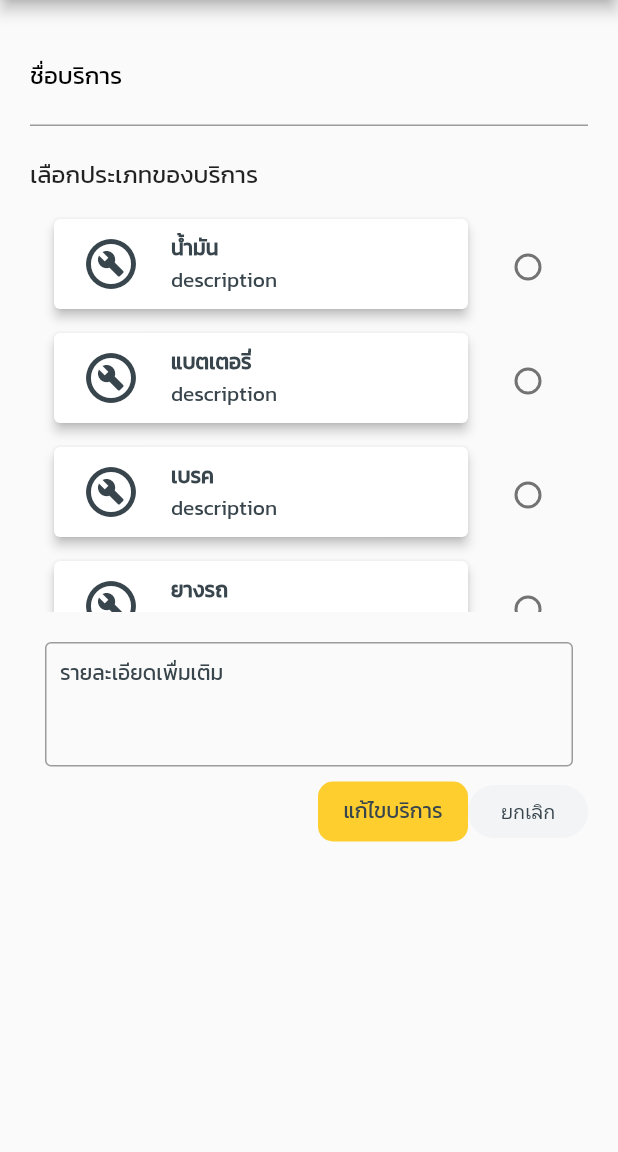
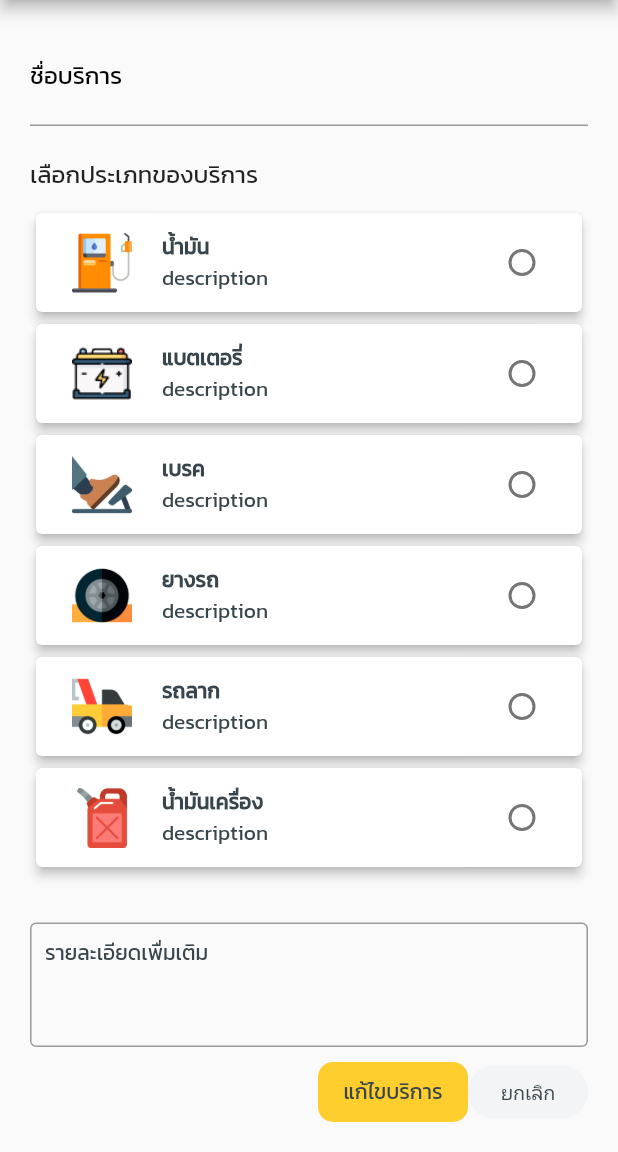
Before and after one commit to jukr3410/RodSiaGarage, a Flutter app: the EditServiceScreen screen opened directly with empty values, on a phone screen of 412 x 824 dp, the part 84-1236 px from its top. Run offline on Flutter 3.47's test engine with Material 2 defaults, Android fonts, the phone set to English and light mode, and no system bars; drawn by our look-alikes of getwidget; our stand-ins replace bloc, cached_network_image, carousel_slider, equatable, fancy_bottom_navigation, flutter_bloc and 8 more; missing offline and left inert: direct_select, fswitch, sms_otp_auto_verify; network calls fail; statements that could not run were skipped.

Commit message:
update list service and edit profile

```diff
--- a/lib/constants.dart
+++ b/lib/constants.dart
@@ -26,6 +26,8 @@ const TRACKING_REQUEST_ROUTE = "/tracking";
 const HOMEPAGE_ROUTE = "/homepage";
 const PROFILE_ROUTE = "/profile";
 const RECAP_DETAIL_REQUREST_ROUTE = '/recap_detail_request';
+const EDITPROFILE_ROUTE = '/edit-profile';
+
 // font size
 const fontSizeLarge = 20.0;
 const fontSizeSemiLarge = 18.0;
--- a/lib/garage_manage_feature/widgets/editService.dart
+++ b/lib/garage_manage_feature/widgets/editService.dart
@@ -8,6 +8,7 @@ import 'package:rodsiagarage/core/models/request_service_model.dart';
 import 'package:rodsiagarage/core/models/service_model.dart';
 import 'package:rodsiagarage/core/models/service_type_model.dart';
 import 'package:rodsiagarage/garage_manage_feature/bloc/service_bloc.dart';
+import 'package:rodsiagarage/global_widgets/alertPopupYesNo.dart';
 import 'package:rodsiagarage/global_widgets/hexTocolor.dart';
 import 'package:rodsiagarage/main.dart';
 import 'package:top_snackbar_flutter/custom_snack_bar.dart';
@@ -78,6 +79,11 @@ class _EditServiceScreenState extends State<EditServiceScreen> {
         );
       }
     }, builder: (context, state) {
+      for (var i = 0; i < serviceTypeName.length; i++) {
+        if (serviceTypeName[i] == widget.service.serviceType) {
+          val = i;
+        }
+      }
       return Padding(
           padding: EdgeInsets.all(defualtPaddingMedium),
           child: Form(
@@ -86,12 +92,16 @@ class _EditServiceScreenState extends State<EditServiceScreen> {
                 Container(
                     child: TextFormField(
                   focusNode: myFocusNode,
-                  initialValue: '',
+                  initialValue: widget.service.name,
                   cursorColor: textColorBlack,
                   //style: Theme.of(context).textTheme.headline5,
                   decoration: InputDecoration(
                       hoverColor: primaryColor,
-                      hintText: 'ชื่อบริการ',
+                      hintText: widget.service.name,
+                      hintStyle: TextStyle(
+                          color: myFocusNode.hasFocus
+                              ? textColorBlack
+                              : Colors.black),
                       labelText: 'ชื่อบริการ',
                       labelStyle: TextStyle(
                           color: myFocusNode.hasFocus
@@ -116,13 +126,17 @@ class _EditServiceScreenState extends State<EditServiceScreen> {
                 SizedBox(
                   height: 10,
                 ),
-                Container(
-                  height: 270,
+                Expanded(
                   child: ListView.builder(
                       itemCount: mockupServiceType.length,
                       itemBuilder: (context, index) {
-                        return ListTile(
-                          title: _makeCardWidget(mockupServiceType[index]),
+                        return Card(
+                          elevation: 3,
+                          // margin: new EdgeInsets.symmetric(vertical: 4.0),
+                          color: cardColor,
+                          child: ListTile(
+                            title: _makeCardWidget(
+                                mockupServiceType[index], index),
                             trailing: Radio(
                                 activeColor: primaryColor,
                                 value: index,
@@ -134,15 +148,14 @@ class _EditServiceScreenState extends State<EditServiceScreen> {
                                     logger.d(_serviceType.name);
                                   });
                                 }),
+                          ),
                         );
                       }),
                 ),
                 SizedBox(
-                  height: 10,
+                  height: 20,
                 ),
-                Padding(
-                  padding: const EdgeInsets.all(defualtPaddingLow),
-                  child: TextFormField(
+                TextFormField(
                   cursorColor: primaryColor,
                   scrollPadding: EdgeInsets.only(top: 10),
                   maxLines: 3,
@@ -157,13 +170,14 @@ class _EditServiceScreenState extends State<EditServiceScreen> {
                       ),
                       labelText: 'รายละเอียดเพื่มเติม',
                       alignLabelWithHint: true,
+                      // hintText: widget.service.description,
                       fillColor: Colors.red,
                       contentPadding: EdgeInsets.all(defualtPaddingLow),
                       labelStyle: TextStyle(
                           fontSize: fontSizeLow, color: textColorBlack),
                       border: OutlineInputBorder(
-                          borderSide: BorderSide(
-                              color: hexToColor('#C4C4C4'), width: 0),
+                        borderSide:
+                            BorderSide(color: hexToColor('#C4C4C4'), width: 0),
                       )),
                   onChanged: (val) {
                     _service.description = val;
@@ -174,6 +188,8 @@ class _EditServiceScreenState extends State<EditServiceScreen> {
                     }
                   },
                 ),
+                SizedBox(
+                  height: 10,
                 ),
                 Row(
                   mainAxisAlignment: MainAxisAlignment.end,
@@ -190,8 +206,7 @@ class _EditServiceScreenState extends State<EditServiceScreen> {
                           style: TextStyle(color: textColorBlack),
                         ),
                         onPressed: () {
-                          logger.d("${_service.name}");
-                          _serviceBloc.add(ServiceAdd(_service));
+                          _navigateAndDisplayEdit(context);
                         },
                       ),
                     ),
@@ -210,33 +225,29 @@ class _EditServiceScreenState extends State<EditServiceScreen> {
     }));
   }
 
-  _makeCardWidget(ServiceType serviceType) {
+  _makeCardWidget(ServiceType serviceT, int index) {
     return GestureDetector(
-      child: Card(
-        elevation: 3,
-        margin: new EdgeInsets.symmetric(vertical: 4.0),
-        color: cardColor,
       child: Row(
         crossAxisAlignment: CrossAxisAlignment.center,
         children: [
           Padding(
-              padding: const EdgeInsets.only(left: 8.0),
-              child: SizedBox(
-                height: 60,
-                width: 60,
-                child: Icon(Icons.build_circle_outlined,
-                    size: 40, color: iconColorBlack),
+            padding: const EdgeInsets.only(left: 8.0, right: 10),
+            child: Image.asset(
+              tImageAsset(serviceType[index].toString()),
+              width: 40,
             ),
           ),
           Flexible(
               child: Padding(
-              padding:
-                  const EdgeInsets.symmetric(horizontal: 10.0, vertical: 8),
+            padding: const EdgeInsets.symmetric(horizontal: 10.0, vertical: 8),
             child: Column(
               crossAxisAlignment: CrossAxisAlignment.start,
               children: [
                 Text(
-                    serviceType.name,
+                  serviceT.name,
+                  overflow: TextOverflow.ellipsis,
+                  maxLines: 1,
+                  softWrap: false,
                   style: new TextStyle(
                       fontSize: fontSizeLow,
                       fontWeight: FontWeight.w600,
@@ -245,7 +256,7 @@ class _EditServiceScreenState extends State<EditServiceScreen> {
                 Container(
                   margin: new EdgeInsets.only(top: 0),
                   child: Text(
-                      serviceType.description.toString(),
+                    serviceT.description.toString(),
                     overflow: TextOverflow.ellipsis,
                     maxLines: 1,
                     softWrap: false,
@@ -260,7 +271,6 @@ class _EditServiceScreenState extends State<EditServiceScreen> {
           )),
         ],
       ),
-      ),
       onTap: () {
         //Navigator.pushNamed(context, EDIT_SERVICE_ROUTE);
         // navigateToServiceEdit(service);
@@ -272,6 +282,18 @@ class _EditServiceScreenState extends State<EditServiceScreen> {
     Navigator.pop(context);
   }
 
+  void _navigateAndDisplayEdit(BuildContext context) async {
+    final result = await showDialog<String>(
+        context: context,
+        builder: (BuildContext context) =>
+            AlertPopupYesNo(title: 'คุณต้องการแก้ไขบริการนี้ใช้ไหม'));
+    if (result == 'Ok') {
+      // Navigator.pushNamed(context, EDITCAR_CARTYPE_ROUTE,
+      //     arguments: EditCarNoNewCar(
+      //         carOld: widget.user.cars[index], index: index + 1));
+    }
+  }
+
   @override
   void dispose() {
     // Clean up the controller when the widget is removed from the widget tree.
--- a/lib/global_widgets/alertPopupYesNo.dart
+++ b/lib/global_widgets/alertPopupYesNo.dart
@@ -39,7 +39,7 @@ class AlertPopupYesNo extends StatelessWidget {
                       child: TextButton(
                         onPressed: () {
                           Navigator.pop(context, 'Ok');
-                          Navigator.pop(context);
+                          // Navigator.pop(context);
                         },
                         child: Text(tOKThai),
                         style: flatButtonStyle(primaryColor, textColorBlack),
@@ -47,7 +47,7 @@ class AlertPopupYesNo extends StatelessWidget {
                   GFButton(
                     onPressed: () {
                       Navigator.pop(context, 'Cancal');
-                      Navigator.pop(context);
+                      // Navigator.pop(context);
                     },
                     child: Text(tCancleThai),
                     textColor: textColorBlack,
```
Also changed, not shown: lib/garage_manage_feature/widgets/addService.dart (+32 -30 lines), lib/garage_manage_feature/widgets/serviceList.dart (+43 -48 lines), lib/profile_feature/widgets/ProfilePage.dart (+7 -4 lines), lib/profile_feature/widgets/buttonToEditProfile.dart (+10 -2 lines), lib/profile_feature/widgets/editProfile.dart (added, +311 -0 lines), lib/profile_feature/widgets/infoAddress.dart (+10 -2 lines), lib/profile_feature/widgets/infoProfile.dart (+18 -18 lines), lib/router.dart (+8 -0 lines). Lines whose indentation alone changed are shown as unchanged.
